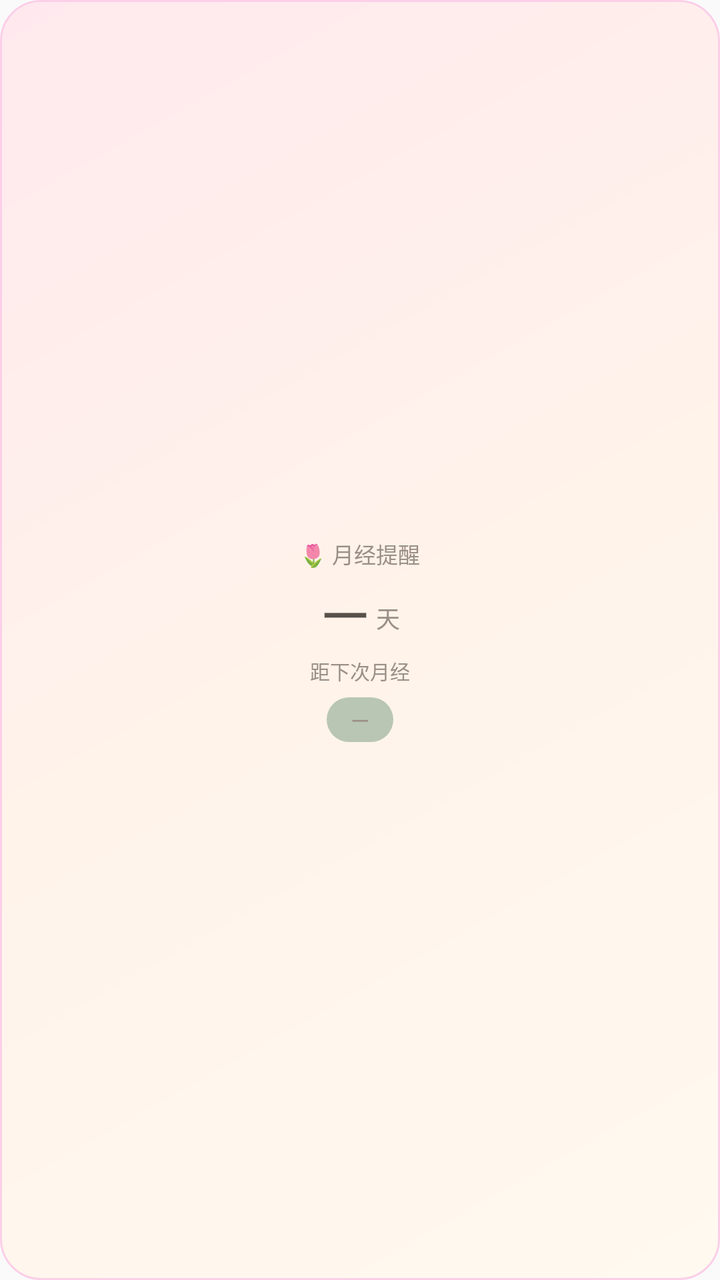
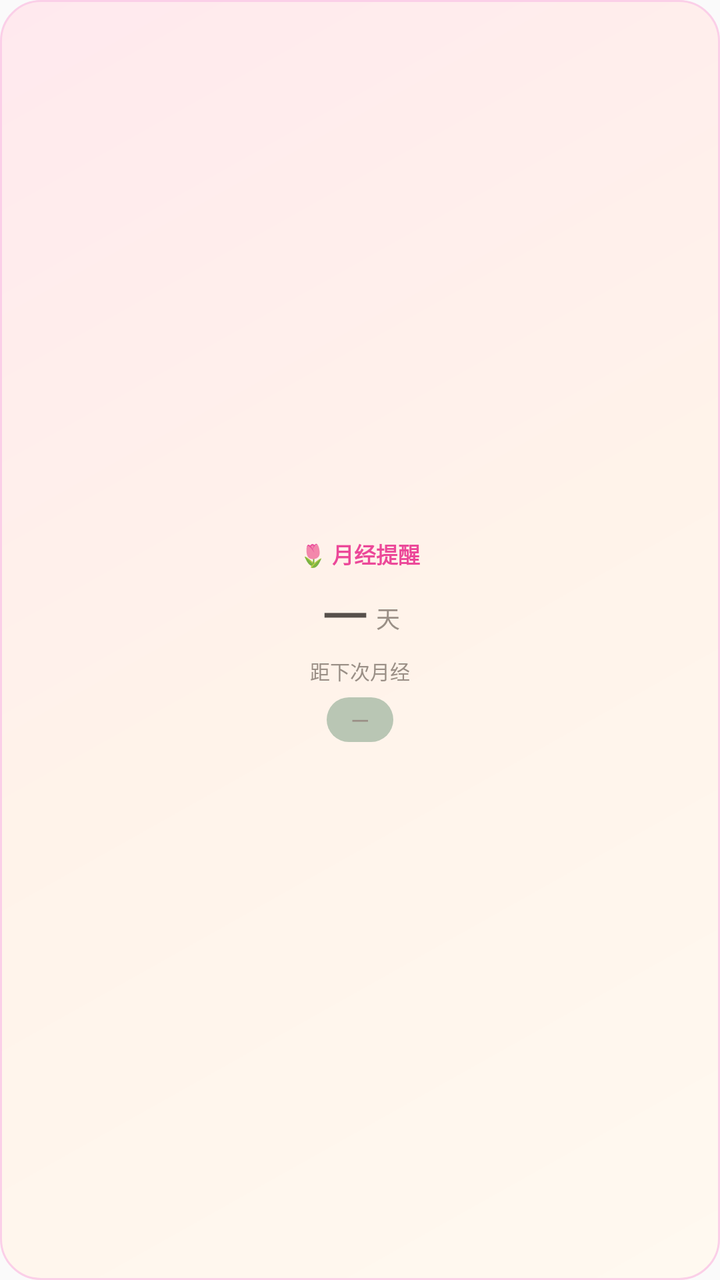

Before-and-after screenshots of an Android layout around one commit, followed by the original layout XML and the change that was made.
<!-- AndroidManifest.xml: application theme android:Theme.Material.Light.NoActionBar -->
<!-- res/layout/widget_menstrual.xml -->
<?xml version="1.0" encoding="utf-8"?>
<LinearLayout xmlns:android="http://schemas.android.com/apk/res/android"
    android:id="@+id/widget_root"
    android:layout_width="match_parent"
    android:layout_height="match_parent"
    android:orientation="vertical"
    android:gravity="center"
    android:padding="10dp"
    android:background="@drawable/widget_bg">

    <TextView
        android:id="@+id/tv_title"
        android:layout_width="wrap_content"
        android:layout_height="wrap_content"
        android:text="🌷 月经提醒"
        android:textSize="11sp"
        android:textColor="@color/w_text_soft" />

    <LinearLayout
        android:layout_width="wrap_content"
        android:layout_height="wrap_content"
        android:orientation="horizontal"
        android:gravity="bottom">

        <TextView
            android:id="@+id/tv_days"
            android:layout_width="wrap_content"
            android:layout_height="wrap_content"
            android:text="—"
            android:textSize="32sp"
            android:textColor="@color/w_text_main" />

        <TextView
            android:id="@+id/tv_unit"
            android:layout_width="wrap_content"
            android:layout_height="wrap_content"
            android:text="天"
            android:textSize="12sp"
            android:textColor="@color/w_text_soft"
            android:layout_marginLeft="3dp"
            android:layout_marginBottom="5dp" />
    </LinearLayout>

    <TextView
        android:id="@+id/tv_sub"
        android:layout_width="wrap_content"
        android:layout_height="wrap_content"
        android:text="距下次月经"
        android:textSize="10sp"
        android:textColor="@color/w_text_soft" />

    <TextView
        android:id="@+id/tv_phase"
        android:layout_width="wrap_content"
        android:layout_height="wrap_content"
        android:layout_marginTop="6dp"
        android:paddingLeft="12dp"
        android:paddingRight="12dp"
        android:paddingTop="3dp"
        android:paddingBottom="3dp"
        android:text="—"
        android:textSize="12sp"
        android:textColor="@color/w_phase_text"
        android:background="@drawable/phase_pill" />
</LinearLayout>
<!-- resources referenced by this layout -->
<resources>
  <color name="w_phase_text">#9A8F86</color>
  <color name="w_text_main">#57504B</color>
  <color name="w_text_soft">#9A8F86</color>
  <!-- drawable phase_pill (drawable) -->
  <?xml version="1.0" encoding="utf-8"?>
  <shape xmlns:android="http://schemas.android.com/apk/res/android">
      <solid android:color="#B9C6B4" />
      <corners android:radius="999dp" />
  </shape>
  <!-- drawable widget_bg (drawable) -->
  <?xml version="1.0" encoding="utf-8"?>
  <shape xmlns:android="http://schemas.android.com/apk/res/android">
      <gradient
          android:startColor="#FFE9EE"
          android:centerColor="#FFF3EA"
          android:endColor="#FFF9F0"
          android:angle="315" />
      <corners android:radius="20dp" />
      <stroke
          android:width="1dp"
          android:color="#FBCFE8" />
  </shape>
</resources>

<!-- the commit's change to res/layout/widget_menstrual.xml (unified diff, before → after) -->
@@ -14,7 +14,8 @@
         android:layout_height="wrap_content"
         android:text="🌷 月经提醒"
         android:textSize="11sp"
-        android:textColor="@color/w_text_soft" />
+        android:textStyle="bold"
+        android:textColor="@color/w_title_pink" />
 
     <LinearLayout
         android:layout_width="wrap_content"
<!-- resource entries referenced after the edit -->
@@ -3,6 +3,7 @@
   <color name="w_phase_text">#9A8F86</color>
   <color name="w_text_main">#57504B</color>
   <color name="w_text_soft">#9A8F86</color>
+  <color name="w_title_pink">#EC4899</color>
   <!-- drawable phase_pill (drawable) -->
   <?xml version="1.0" encoding="utf-8"?>
   <shape xmlns:android="http://schemas.android.com/apk/res/android">
